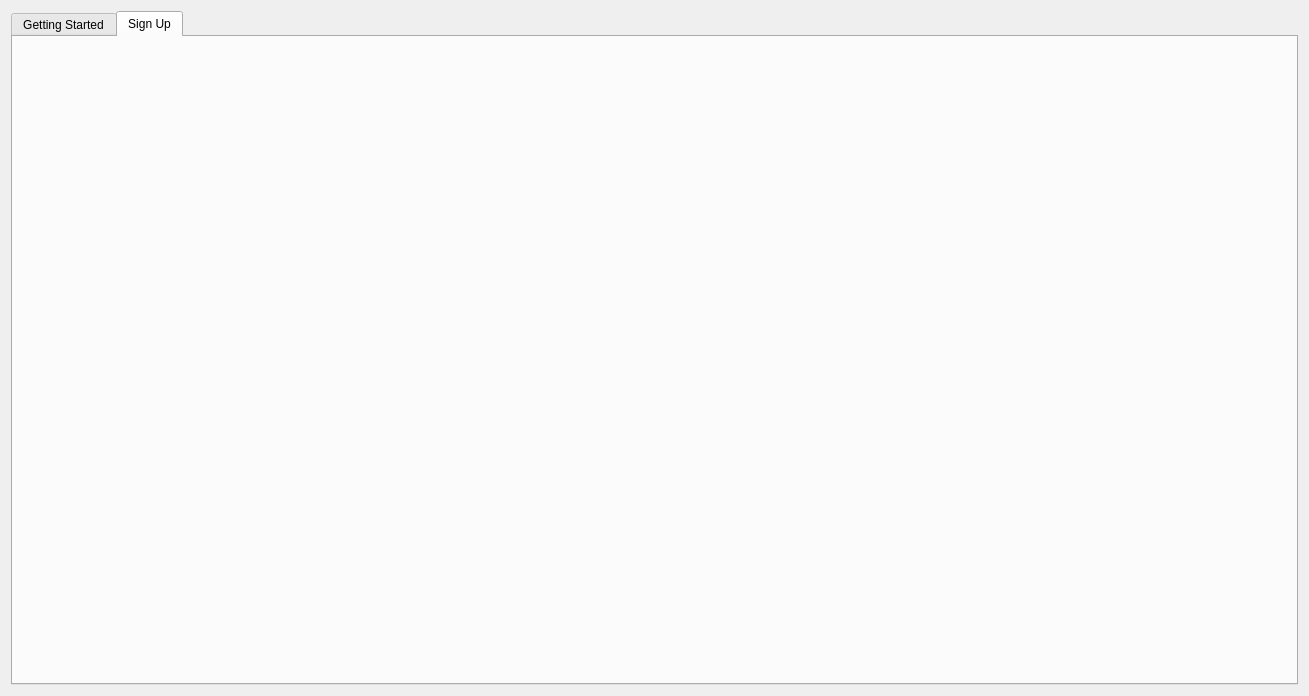
Before: the Qt Designer form src/web-app/interestdata.ui in Aesylwinn/software-engineering, drawn with Qt 5.
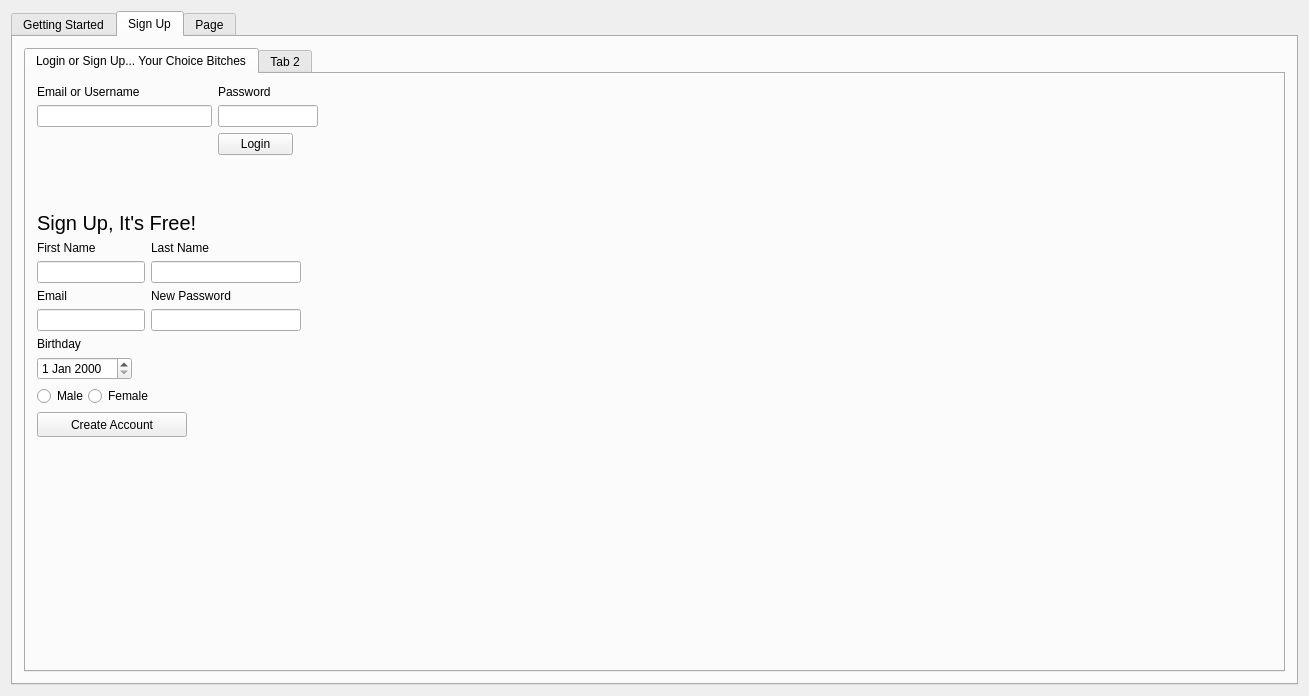
After: the same form once the commit is applied. The open tabs and pages were chosen to show the change. Icons and pictures are not drawn.

Commit message: included sign in functionality

The edit to the form file:
```diff
--- a/src/web-app/interestdata.ui
+++ b/src/web-app/interestdata.ui
@@ -159,6 +159,282 @@
      <widget class="QWidget" name="signUp">
       <attribute name="title">
        <string>Sign Up</string>
+      </attribute>
+      <layout class="QHBoxLayout" name="horizontalLayout_2">
+       <item>
+        <widget class="QTabWidget" name="tabWidget_2">
+         <property name="currentIndex">
+          <number>1</number>
+         </property>
+         <widget class="QWidget" name="tab_2">
+          <attribute name="title">
+           <string>Login or Sign Up... Your Choice Bitches</string>
+          </attribute>
+          <layout class="QFormLayout" name="formLayout_3">
+           <item row="0" column="0">
+            <layout class="QFormLayout" name="formLayout_2">
+             <property name="bottomMargin">
+              <number>50</number>
+             </property>
+             <item row="0" column="0">
+              <layout class="QVBoxLayout" name="verticalLayout_5">
+               <item>
+                <widget class="QLabel" name="LEmail">
+                 <property name="text">
+                  <string>Email or Username</string>
+                 </property>
+                </widget>
+               </item>
+               <item>
+                <widget class="QLineEdit" name="lineEdit">
+                 <property name="minimumSize">
+                  <size>
+                   <width>175</width>
+                   <height>0</height>
+                  </size>
+                 </property>
+                 <property name="maximumSize">
+                  <size>
+                   <width>200</width>
+                   <height>35</height>
+                  </size>
+                 </property>
+                </widget>
+               </item>
+              </layout>
+             </item>
+             <item row="0" column="1">
+              <layout class="QVBoxLayout" name="verticalLayout_6">
+               <item>
+                <widget class="QLabel" name="LPass">
+                 <property name="text">
+                  <string>Password</string>
+                 </property>
+                </widget>
+               </item>
+               <item>
+                <widget class="QLineEdit" name="lineEdit_2">
+                 <property name="minimumSize">
+                  <size>
+                   <width>100</width>
+                   <height>0</height>
+                  </size>
+                 </property>
+                 <property name="maximumSize">
+                  <size>
+                   <width>100</width>
+                   <height>35</height>
+                  </size>
+                 </property>
+                </widget>
+               </item>
+              </layout>
+             </item>
+             <item row="3" column="1">
+              <widget class="QPushButton" name="Login">
+               <property name="minimumSize">
+                <size>
+                 <width>75</width>
+                 <height>0</height>
+                </size>
+               </property>
+               <property name="maximumSize">
+                <size>
+                 <width>75</width>
+                 <height>16777215</height>
+                </size>
+               </property>
+               <property name="text">
+                <string>Login</string>
+               </property>
+              </widget>
+             </item>
+            </layout>
+           </item>
+           <item row="1" column="0">
+            <widget class="QLabel" name="label_3">
+             <property name="font">
+              <font>
+               <pointsize>15</pointsize>
+              </font>
+             </property>
+             <property name="text">
+              <string>Sign Up, It's Free!</string>
+             </property>
+             <property name="scaledContents">
+              <bool>false</bool>
+             </property>
+            </widget>
+           </item>
+           <item row="2" column="0">
+            <layout class="QVBoxLayout" name="verticalLayout_12">
+             <property name="rightMargin">
+              <number>500</number>
+             </property>
+             <property name="bottomMargin">
+              <number>200</number>
+             </property>
+             <item>
+              <layout class="QFormLayout" name="formLayout">
+               <item row="0" column="0">
+                <layout class="QVBoxLayout" name="verticalLayout_7">
+                 <item>
+                  <widget class="QLabel" name="SUFName">
+                   <property name="text">
+                    <string>First Name</string>
+                   </property>
+                  </widget>
+                 </item>
+                 <item>
+                  <widget class="QLineEdit" name="lineEdit_3">
+                   <property name="maximumSize">
+                    <size>
+                     <width>150</width>
+                     <height>16777215</height>
+                    </size>
+                   </property>
+                  </widget>
+                 </item>
+                </layout>
+               </item>
+               <item row="0" column="1">
+                <layout class="QVBoxLayout" name="verticalLayout_8">
+                 <item>
+                  <widget class="QLabel" name="SULName">
+                   <property name="text">
+                    <string>Last Name</string>
+                   </property>
+                  </widget>
+                 </item>
+                 <item>
+                  <widget class="QLineEdit" name="lineEdit_4">
+                   <property name="maximumSize">
+                    <size>
+                     <width>150</width>
+                     <height>16777215</height>
+                    </size>
+                   </property>
+                  </widget>
+                 </item>
+                </layout>
+               </item>
+               <item row="1" column="0">
+                <layout class="QVBoxLayout" name="verticalLayout_9">
+                 <item>
+                  <widget class="QLabel" name="SUEmail">
+                   <property name="text">
+                    <string>Email</string>
+                   </property>
+                  </widget>
+                 </item>
+                 <item>
+                  <widget class="QLineEdit" name="lineEdit_5">
+                   <property name="maximumSize">
+                    <size>
+                     <width>150</width>
+                     <height>16777215</height>
+                    </size>
+                   </property>
+                  </widget>
+                 </item>
+                </layout>
+               </item>
+               <item row="1" column="1">
+                <layout class="QVBoxLayout" name="verticalLayout_10">
+                 <item>
+                  <widget class="QLabel" name="SUPass">
+                   <property name="text">
+                    <string>New Password</string>
+                   </property>
+                  </widget>
+                 </item>
+                 <item>
+                  <widget class="QLineEdit" name="lineEdit_6">
+                   <property name="maximumSize">
+                    <size>
+                     <width>150</width>
+                     <height>16777215</height>
+                    </size>
+                   </property>
+                  </widget>
+                 </item>
+                </layout>
+               </item>
+               <item row="2" column="0">
+                <layout class="QVBoxLayout" name="verticalLayout_11">
+                 <item>
+                  <widget class="QLabel" name="BDay">
+                   <property name="text">
+                    <string>Birthday</string>
+                   </property>
+                  </widget>
+                 </item>
+                 <item>
+                  <widget class="QDateEdit" name="dateEdit"/>
+                 </item>
+                </layout>
+               </item>
+              </layout>
+             </item>
+             <item>
+              <layout class="QHBoxLayout" name="horizontalLayout_4">
+               <property name="spacing">
+                <number>0</number>
+               </property>
+               <property name="rightMargin">
+                <number>600</number>
+               </property>
+               <item>
+                <widget class="QRadioButton" name="malebutt">
+                 <property name="text">
+                  <string>Male</string>
+                 </property>
+                </widget>
+               </item>
+               <item>
+                <widget class="QRadioButton" name="febutt">
+                 <property name="text">
+                  <string>Female</string>
+                 </property>
+                </widget>
+               </item>
+              </layout>
+             </item>
+             <item>
+              <widget class="QPushButton" name="SignUp">
+               <property name="minimumSize">
+                <size>
+                 <width>150</width>
+                 <height>25</height>
+                </size>
+               </property>
+               <property name="maximumSize">
+                <size>
+                 <width>150</width>
+                 <height>25</height>
+                </size>
+               </property>
+               <property name="text">
+                <string>Create Account</string>
+               </property>
+              </widget>
+             </item>
+            </layout>
+           </item>
+          </layout>
+         </widget>
+         <widget class="QWidget" name="tab_3">
+          <attribute name="title">
+           <string>Tab 2</string>
+          </attribute>
+         </widget>
+        </widget>
+       </item>
+      </layout>
+     </widget>
+     <widget class="QWidget" name="tab_4">
+      <attribute name="title">
+       <string>Page</string>
       </attribute>
      </widget>
     </widget>
```
Left out of the diff: 2 changed lines with no effect on the pictures. The commit also changes 2 other files.
